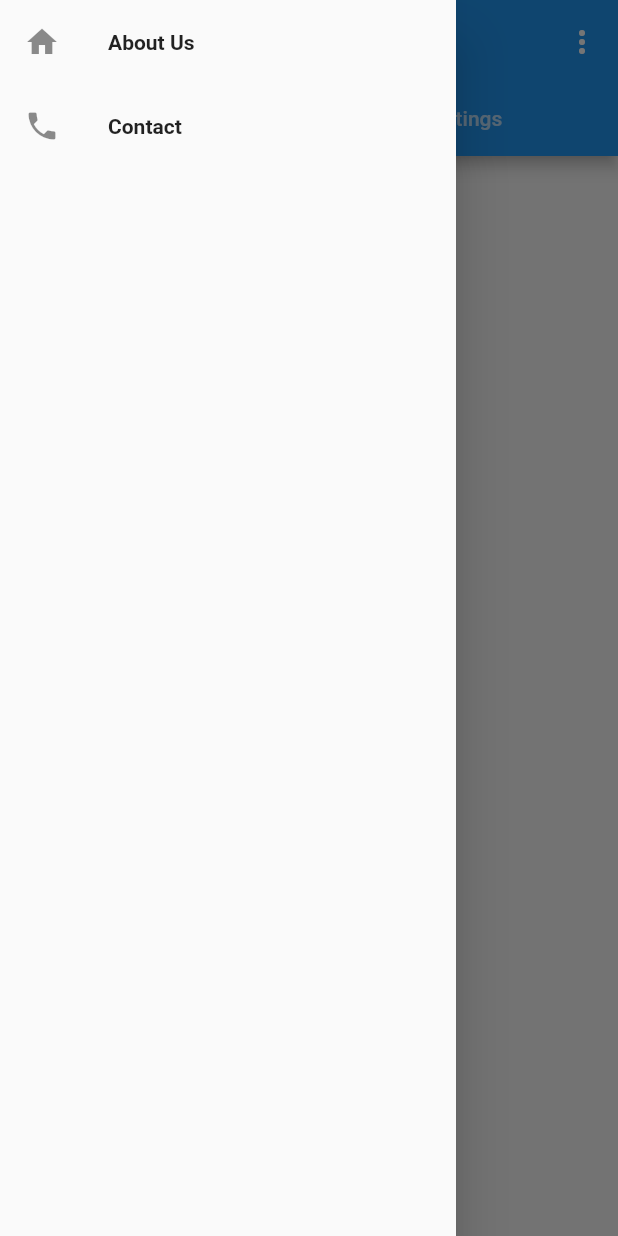
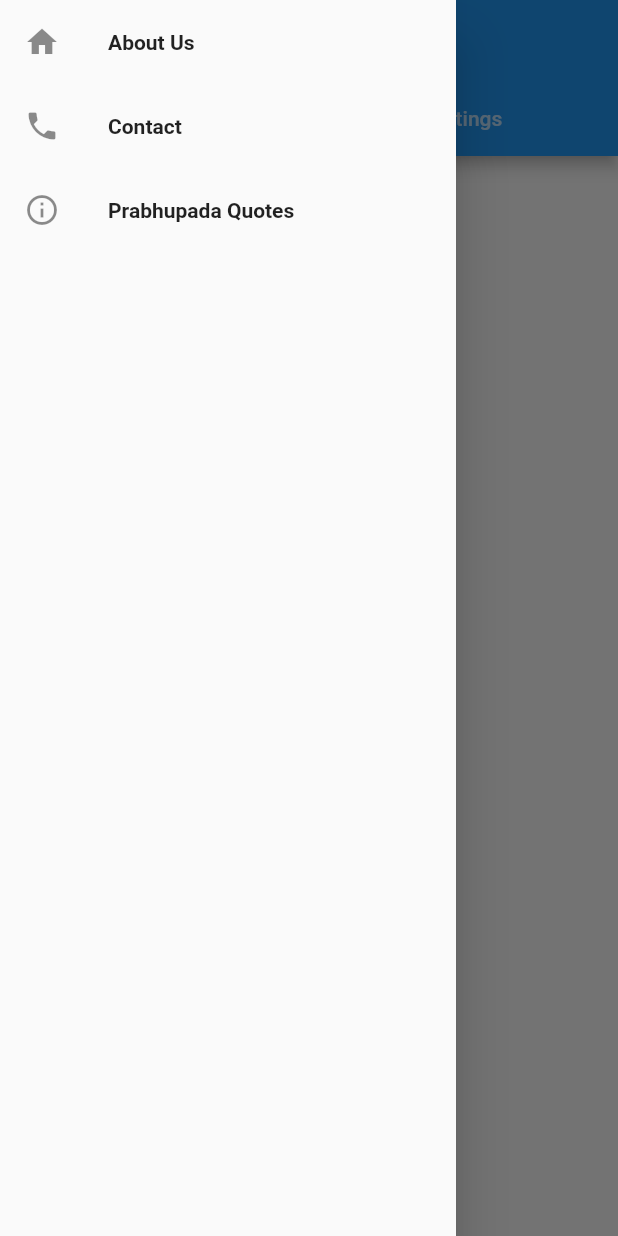
Before and after one commit to gopiKrishnaPuligundla/japa_counter, a Flutter app: the screen it shows after launch, in the side drawer, after a tap on the "add" icon, on a phone screen of 412 x 824 dp. Run offline on Flutter 3.47's test engine with Material 2 defaults, Android fonts, the phone set to English and light mode, and no system bars; our stand-ins replace bloc, equatable, flutter_bloc, go_router, shared_preferences; missing offline and left inert: flutter_vibrate.

Commit message:
tried routing using go_router and few other modifications

```diff
--- a/lib/main.dart
+++ b/lib/main.dart
@@ -1,6 +1,8 @@
 import 'package:flutter/material.dart';
 import 'package:flutter_bloc/flutter_bloc.dart';
+import 'package:go_router/go_router.dart';
 import 'package:japa_counter/counter_widget/counter_widget.dart';
+import 'package:japa_counter/quotes_screen.dart';
 import 'package:japa_counter/utils/shared_prefs.dart';
 import 'counter_observer.dart';
 import 'counter_widget/model/counter_model.dart';
@@ -14,13 +16,27 @@ void main() async {
   // Initialize SharedPrefs instance.
   await SharedPrefs.init();
   BlocOverrides.runZoned(
-    () => runApp(const MyApp()),
+    () => runApp(MyApp()),
     blocObserver: CounterObserver(),
   );
 }
 
 class MyApp extends StatelessWidget {
-  const MyApp({Key? key}) : super(key: key);
+  MyApp({Key? key}) : super(key: key);
+
+  final _router = GoRouter(
+    routes: [
+      GoRoute(
+        path: '/',
+        builder: (context, state) => const CounterPage(),
+      ),
+      GoRoute(
+        path: '/quotes',
+        builder: (context, state) => const QuotesScreen(),
+      ),
+    ],
+    initialLocation: '/',
+  );
 
   // This widget is the root of your application.
   @override
@@ -29,9 +45,12 @@ class MyApp extends StatelessWidget {
       debugShowCheckedModeBanner: false,
       title: 'Japa Counter',
       theme: ThemeData(
-        primarySwatch: Colors.blue,
+        primarySwatch: Colors.teal,
       ),
-      home: const CounterPage(),
+      home: MaterialApp.router(
+          routeInformationProvider: _router.routeInformationProvider,
+          routeInformationParser: _router.routeInformationParser,
+          routerDelegate: _router.routerDelegate),
     );
   }
 }
@@ -42,6 +61,8 @@ class CounterPage extends StatefulWidget {
   @override
   State<CounterPage> createState() => _CounterPageState();
 }
+
+enum Menu {ResetBeads, ResetRounds, ResetBoth}
 
 class _CounterPageState extends State<CounterPage> {
   @override
@@ -56,7 +77,6 @@ class _CounterPageState extends State<CounterPage> {
               child: Column(
                 crossAxisAlignment: CrossAxisAlignment.center,
                 children: <Widget>[
-
                   InkWell(onTap: () => _showAboutUs(context),
                     child: const ListTile(
                       leading: Icon(Icons.home),
@@ -73,24 +93,28 @@ class _CounterPageState extends State<CounterPage> {
                       style: TextStyle(fontWeight: FontWeight.bold),
                     ),
                   ),
-                  /*ListTile(
-                    leading: Icon(Icons.home),
-                    title: Text('About Us',
-                      style: const TextStyle(fontWeight: FontWeight.bold),),),
-                  ListTile(
-                    leading: Icon(Icons.home),
-                    title: Text('About Us',
-                      style: const TextStyle(fontWeight: FontWeight.bold),),),*/
+                  InkWell( onTap: () => GoRouter.of(context).go('/quotes'),
+                    child: const ListTile(leading: Icon(Icons.info_outline),
+                      title: Text(
+                        'Prabhupada Quotes',
+                        style: TextStyle(fontWeight: FontWeight.bold),
+                      ),
+                    ),
+                  ),
                 ],
               ),
             ),
             appBar: AppBar(
-              actions: [
+              /*actions: [
+                PopupMenuButton<Menu>(onSelected: (Menu item) {
+                  context.read<CounterBloc>().add(ResetBeads());
+                },
+                    itemBuilder: itemBuilder),
                 IconButton(
                   icon: const Icon(Icons.more_vert),
                   onPressed: () => {},
                 ),
-              ],
+              ],*/
               bottom: const TabBar(
                 tabs: [
                   Tab(
@@ -110,6 +134,7 @@ class _CounterPageState extends State<CounterPage> {
                     mainAxisAlignment: MainAxisAlignment.center,
                     children: <Widget>[
                       FloatingActionButton(
+                        heroTag: const ValueKey("1"),
                         onPressed: () =>
                             context.read<CounterBloc>().add(IncrementCounter()),
                         tooltip: 'Increment',
@@ -117,6 +142,7 @@ class _CounterPageState extends State<CounterPage> {
                       ),
                       const SizedBox(width: 60.0, child: Divider()),
                       FloatingActionButton(
+                        heroTag: const ValueKey("2"),
                         onPressed: () =>
                             context.read<CounterBloc>().add(DecrementCounter()),
                         tooltip: 'Decrement',
@@ -143,4 +169,6 @@ class _CounterPageState extends State<CounterPage> {
           );
         },);
   }
+
+  goToQuotesScreen() {}
 }
--- /dev/null
+++ b/lib/quotes_screen.dart
@@ -0,0 +1,14 @@
+import 'package:flutter/material.dart';
+class QuotesScreen extends StatelessWidget {
+  const QuotesScreen({Key? key}) : super(key: key);
+
+  @override
+  Widget build(BuildContext context) {
+    /*return const Image(
+        image : NetworkImage(
+            "http://harekrishnacalendar.com/wp-content/uploads/2012/09/Srila-Prabhupada-Quotes-For-Month-July-07.png"),);
+            */
+    return const Text("routing working");
+
+  }
+}
--- a/pubspec.yaml
+++ b/pubspec.yaml
@@ -36,8 +36,10 @@ dependencies:
   cupertino_icons: ^1.0.2
   flutter_bloc: ^8.0.1
   equatable: ^2.0.3
+  shared_preferences: ^2.0.15
+  go_router: ^4.1.0
+  riverpod: ^1.0.3
   flutter_vibrate: ^1.3.0
-  shared_preferences: ^2.0.15
 
 dev_dependencies:
   flutter_test:
```
Also changed, not shown: pubspec.lock.
